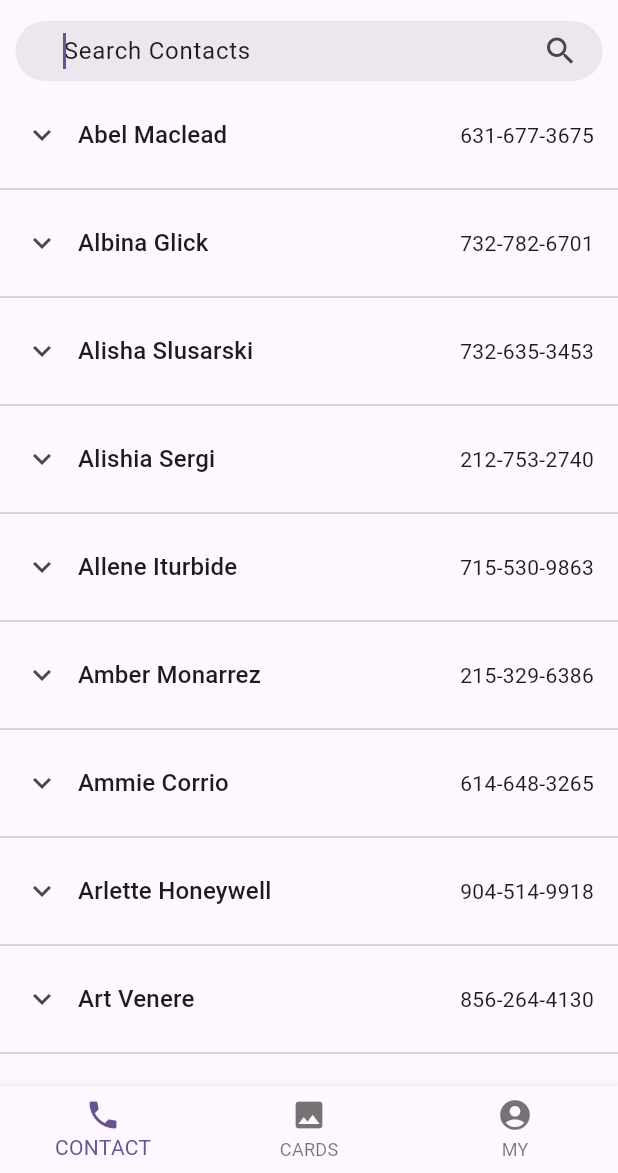
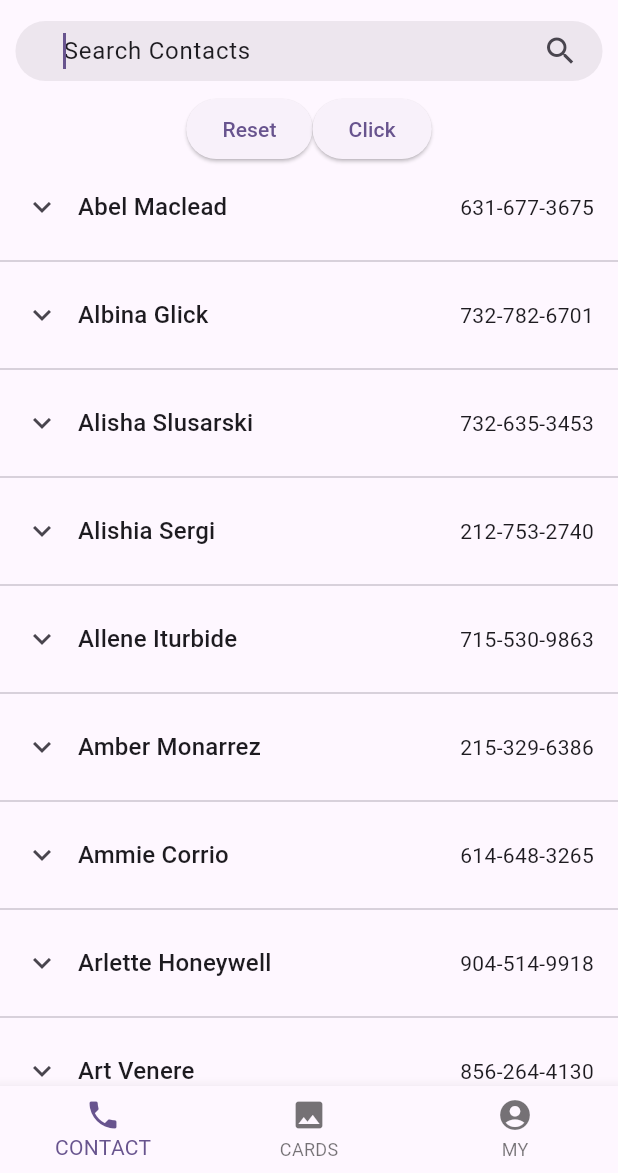
Before and after one commit to Unknown-Box/2024-Madcamp-week-1, a Flutter app: the screen it shows after launch, after a tap on "Search Contacts", on a phone screen of 412 x 824 dp, the part 63-1236 px from its top. Run offline on Flutter 3.47's test engine with Material 3 defaults, Android fonts, the light colour scheme and no system bars; our stand-ins replace sqflite; accounts and stored records are empty.

Commit message:
feat: remove sort contact

```diff
--- a/lib/src/pages/contact.dart
+++ b/lib/src/pages/contact.dart
@@ -77,6 +77,31 @@ class _ContactState extends State<Contact> {
           ),
         ),
         const SizedBox(height: 8),
+        Row(
+          mainAxisAlignment: MainAxisAlignment.center,
+          children: [
+            ElevatedButton(
+              onPressed: () {
+                setState(() {
+                  final dbDir = getDatabasesPath();
+                  const dbName = "cardrepo.db";
+                  final dbPath = '$dbDir/$dbName';
+                  print("Reset");
+
+                  deleteDatabase(dbPath);
+                });
+              },
+              child: const Text('Reset')
+            ),
+            ElevatedButton(
+              onPressed: () async {
+                print(await getApplicationDocumentsDirectory());
+                // await contactService.insertContact();
+              },
+              child: const Text('Click'),
+            )
+          ],
+        ),
         Expanded(
           child: ListView.separated(
             shrinkWrap: true,
--- a/lib/src/services/contacts.dart
+++ b/lib/src/services/contacts.dart
@@ -1,6 +1,5 @@
-import 'package:uuid/uuid.dart';
+import 'package:uuid/v4.dart';
 import 'package:cardrepo/src/repository/index.dart';
-import 'package:uuid/v4.dart';
 
 class ContactModel {
   final String id;
@@ -37,43 +36,26 @@ class ContactModel {
   }
 }
 
-enum ContactOrderBy {
-  fn,
-  org,
-}
-
-enum ContactOrderDirection {
-  asc,
-  desc,
-}
-
 class ContactService {
   final repo = Repository();
+  final uuid4Generator = const UuidV4();
 
-  Future<List<ContactModel>> listContacts({
-    ContactOrderBy orderBy = ContactOrderBy.fn,
-    ContactOrderDirection orderDir = ContactOrderDirection.asc
+  Future<void> insertContact({
+    required String fullName,
+    required String tel,
+    required String email,
+    String? org,
+    String? position,
+    String? extLink
   }) async {
-    late final String orderByStatement;
-    switch(orderBy) {
-      case ContactOrderBy.fn:
-        if (orderDir == ContactOrderDirection.asc) {
-          orderByStatement = 'fn ASC';
-        } else {
-          orderByStatement = 'fn DESC';
-        }
-      case ContactOrderBy.org:
-        if (orderDir == ContactOrderDirection.asc) {
-          orderByStatement = 'org ASC';
-        } else {
-          orderByStatement = 'org DESC';
-        }
-    }
+    final uuid4 = uuid4Generator.generate();
+  }
 
+  Future<List<ContactModel>> listContacts() async {
     final db = await repo.db;
     final data = await db.query(
       'CONTACTS',
-      orderBy: orderByStatement
+      orderBy: "fn ASC"
     );
     final contacts = data.map(ContactModel.fromDict)
                          .toList();
```
